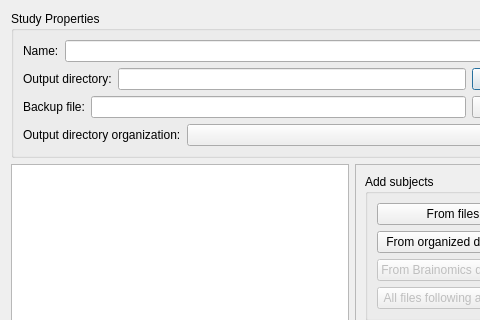
Before: the Qt Designer form morphologist/core/gui/ui/study_editor_widget.ui in brainvisa/morphologist, drawn with Qt 5; both pictures show x 0 to 480 and y 0 to 320 of the 562 by 570 pixel window.
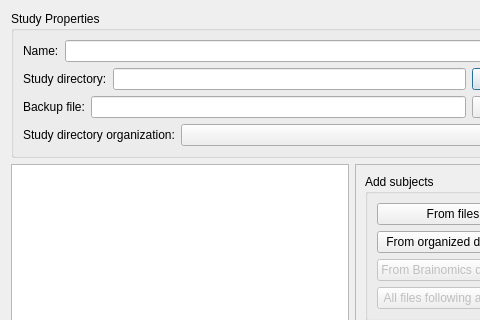
After: the same form once the commit is applied. Icons and pictures are not drawn.

Commit message: ENH: output directory -> study directory in study editor dialog

Patch:
```diff
--- a/morphologist/core/gui/ui/study_editor_widget.ui
+++ b/morphologist/core/gui/ui/study_editor_widget.ui
@@ -46,7 +46,7 @@
             <item>
              <widget class="QLabel" name="outputdir_label">
               <property name="text">
-               <string>Output directory:</string>
+               <string>Study directory:</string>
               </property>
              </widget>
             </item>
@@ -157,7 +157,7 @@
            </sizepolicy>
           </property>
           <property name="text">
-           <string>Output directory organization:</string>
+           <string>Study directory organization:</string>
           </property>
          </widget>
         </item>
```
